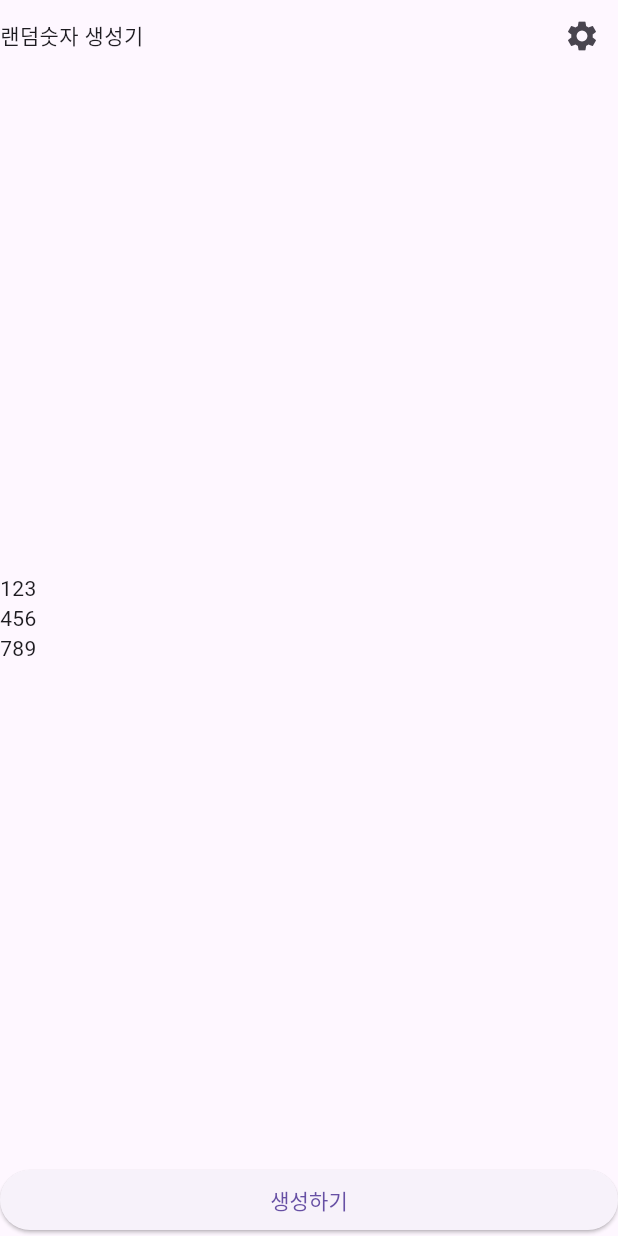
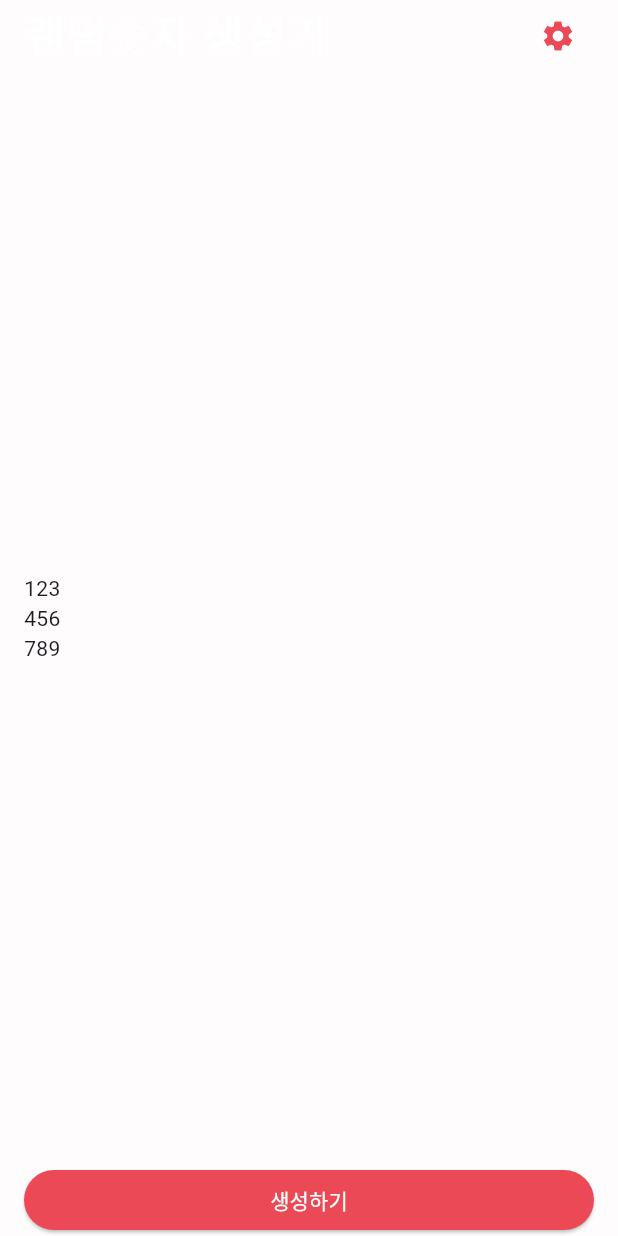
Before and after one commit to SungSeokMin/study_inflearn, a Flutter app: the screen it shows after launch, on a phone screen of 412 x 824 dp. Run offline on Flutter 3.47's test engine with Material 3 defaults, Android fonts, the phone set to English and light mode, and no system bars; our stand-ins replace webview_flutter.

Commit message:
디자인 적용하기

```diff
--- /dev/null
+++ b/flutter/random_number/lib/constant/color.dart
@@ -0,0 +1,5 @@
+import 'package:flutter/material.dart';
+
+const Color primaryColor = Color(0x0ff2d2d3);
+const Color redColor = Color(0xffea4955);
+const Color blueColor = Color(0xff549fbf);
--- a/flutter/random_number/lib/screen/home_screen.dart
+++ b/flutter/random_number/lib/screen/home_screen.dart
@@ -1,4 +1,5 @@
 import 'package:flutter/material.dart';
+import 'package:random_number/constant/color.dart';
 
 class HomeScreen extends StatefulWidget {
   const HomeScreen({super.key});
@@ -11,15 +12,30 @@ class _HomeScreenState extends State<HomeScreen> {
   @override
   Widget build(BuildContext context) {
     return Scaffold(
+      backgroundColor: primaryColor,
       body: SafeArea(
+        child: Padding(
+          padding: const EdgeInsets.symmetric(horizontal: 16.0),
           child: Column(
             crossAxisAlignment: CrossAxisAlignment.start,
             children: [
               Row(
                 mainAxisAlignment: MainAxisAlignment.spaceBetween,
                 children: [
-                const Text('랜덤숫자 생성기'),
-                IconButton(onPressed: () {}, icon: const Icon(Icons.settings)),
+                  const Text(
+                    '랜덤숫자 생성기',
+                    style: TextStyle(
+                      color: Colors.white,
+                      fontSize: 30.0,
+                      fontWeight: FontWeight.w700,
+                    ),
+                  ),
+                  IconButton(
+                      onPressed: () {},
+                      icon: const Icon(
+                        Icons.settings,
+                        color: redColor,
+                      )),
                 ],
               ),
               const Expanded(
@@ -36,12 +52,19 @@ class _HomeScreenState extends State<HomeScreen> {
                 width: double.infinity,
                 child: ElevatedButton(
                   onPressed: () {},
-                child: const Text('생성하기'),
+                  style: ElevatedButton.styleFrom(
+                    backgroundColor: redColor,
+                  ),
+                  child: const Text(
+                    '생성하기',
+                    style: TextStyle(color: Colors.white),
+                  ),
                 ),
               )
             ],
           ),
         ),
+      ),
     );
   }
 }
```
Lines whose indentation alone changed are shown as unchanged.
